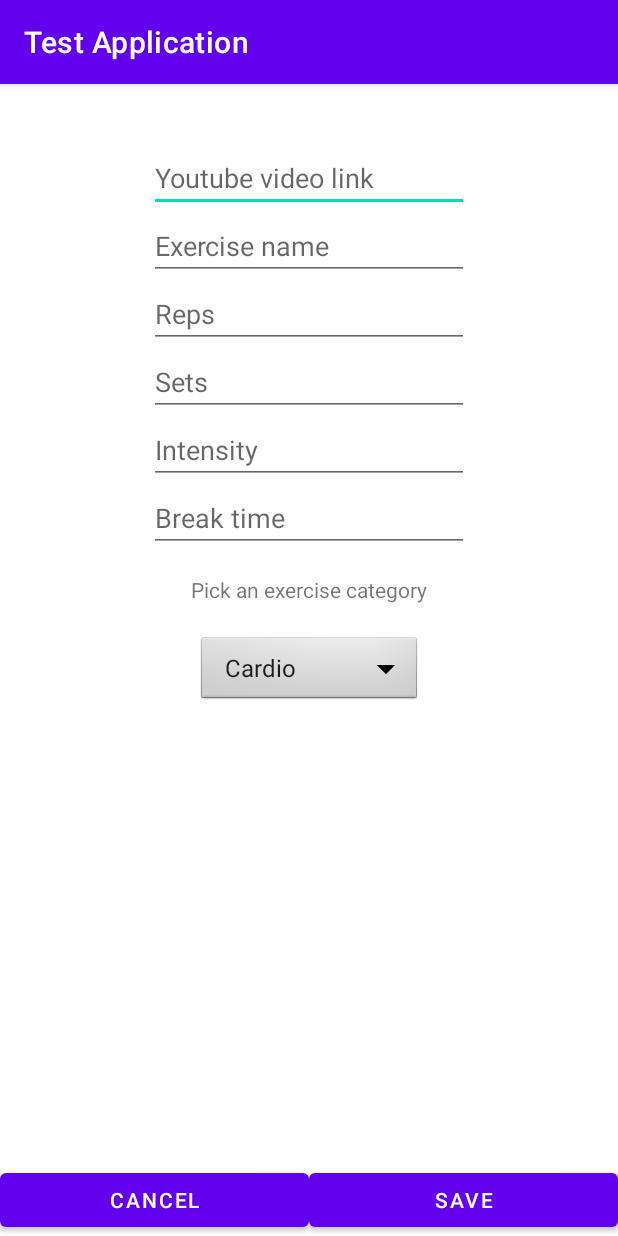
After one commit to SirBoopSnoop/Fitness_App, an Android app: the EditActivity screen opened directly, with no data from a screen before it, on a phone screen of 412 x 824 dp. The commit adds this screen. Run offline under Robolectric (Android 15) with nearby library versions, the phone set to English and light mode, and no system bars; our stand-ins replace Firebase (no records; nobody signed in at launch, a user with empty details on screens opened directly).

Commit message:
CRUD progress (Edit)

```diff
--- a/app/src/main/AndroidManifest.xml
+++ b/app/src/main/AndroidManifest.xml
@@ -22,6 +22,7 @@
         android:theme="@style/Theme.TestApplication"
         tools:targetApi="31">
         <activity android:name=".CreateActivity"/>
+        <activity android:name=".EditActivity"/>
         <activity android:name=".ViewExerciseActivity"/>
         <activity
             android:name=".MainActivity"
--- /dev/null
+++ b/app/src/main/java/com/example/testapplication/EditActivity.kt
@@ -0,0 +1,101 @@
+package com.example.testapplication
+
+import android.os.Bundle
+import android.widget.*
+import androidx.appcompat.app.AppCompatActivity
+import androidx.core.view.get
+import com.example.testapplication.databinding.ActivityCreateBinding
+import com.example.testapplication.databinding.ActivityEditBinding
+import com.google.firebase.database.FirebaseDatabase
+
+class EditActivity : AppCompatActivity() {
+
+    private lateinit var binding: ActivityEditBinding //defining the binding class
+
+    override fun onCreate(savedInstanceState: Bundle?) {
+        super.onCreate(savedInstanceState)
+        binding = ActivityEditBinding.inflate(layoutInflater)
+        setContentView(binding.root)
+
+        val dropdown : Spinner = binding.categoryDropdown
+        ArrayAdapter.createFromResource(
+            this,
+            R.array.category_list,
+            android.R.layout.simple_spinner_item
+        ).also { adapter ->
+            // Specify the layout to use when the list of choices appears
+            adapter.setDropDownViewResource(android.R.layout.simple_spinner_dropdown_item)
+            // Apply the adapter to the spinner
+            dropdown.adapter = adapter
+        }
+
+        val extras : Bundle? = intent.extras
+        if (extras != null) {
+            var value: String? = extras.getString("key")
+            val path = value.toString()
+            fillContents(path)
+        }
+
+        binding.saveButton.setOnClickListener {
+            updateExercise()
+        }
+
+        binding.cancelButton.setOnClickListener {
+            finish()
+        }
+    }
+
+    private fun updateExercise(){
+        val exerciseName = binding.exerciseName.text.toString()
+        val reps = binding.repsValue.text.toString().toInt()
+        val sets = binding.setsValue.text.toString().toInt()
+        val intensity = binding.intensityValue.text.toString().toDouble()
+        val breakTime = binding.breakTimeValue.text.toString().toInt()
+        val category = binding.categoryDropdown.selectedItem.toString()
+
+        val exercise = Exercise(exerciseName, null, reps, sets, null, intensity, breakTime, category, null)
+        val database = FirebaseDatabase.getInstance("https://fitnessapp-11fe0-default-rtdb.europe-west1.firebasedatabase.app/")
+        val testData = database.getReference("TestData")
+        testData.child(exerciseName).setValue(exercise).addOnSuccessListener {
+            Toast.makeText(this, "Successfully updated", Toast.LENGTH_SHORT).show()
+            finish()
+        }.addOnFailureListener { Toast.makeText(this, "Failed...", Toast.LENGTH_SHORT).show() }
+    }
+
+    private fun fillContents(path:String){
+        val database = FirebaseDatabase.getInstance("https://fitnessapp-11fe0-default-rtdb.europe-west1.firebasedatabase.app/").getReference("TestData")
+        database.child(path).get().addOnSuccessListener {
+
+            if(it.exists()){
+                val exerciseName = it.child("exerciseName").value.toString()
+                val breakTime = it.child("breakTime").value.toString()
+                val category = it.child("category").value.toString()
+                val intensity = it.child("intensity").value.toString()
+                val reps = it.child("reps").value.toString()
+                val sets = it.child("sets").value.toString()
+
+                binding.exerciseName.setText(exerciseName, TextView.BufferType.EDITABLE)
+                binding.breakTimeValue.setText(breakTime, TextView.BufferType.EDITABLE)
+                binding.repsValue.setText(reps, TextView.BufferType.EDITABLE)
+                binding.setsValue.setText(sets, TextView.BufferType.EDITABLE)
+                binding.intensityValue.setText(intensity, TextView.BufferType.EDITABLE)
+
+                val index : Int
+
+                when(category){
+                    "Cardio" -> index=0
+                    "Arms" -> index=1
+                    "Chest" -> index=2
+                    "Abs" -> index=3
+                    "Legs" -> index=4
+                    "Back" -> index=5
+                    else -> { index=0 }
+                }
+
+                binding.categoryDropdown.setSelection(index)
+
+            }
+        }
+    }
+
+}
--- a/app/src/main/java/com/example/testapplication/MainActivity.kt
+++ b/app/src/main/java/com/example/testapplication/MainActivity.kt
@@ -29,12 +29,12 @@ import java.util.regex.Pattern
 class MainActivity : AppCompatActivity(), NavigationView.OnNavigationItemSelectedListener {
 
     //Variables
-    lateinit var toolbar: Toolbar
-    lateinit var navigationView: NavigationView
-    lateinit var drawerLayout: DrawerLayout
-    lateinit var database : DatabaseReference
-    lateinit var exerciseList : ArrayList<Exercise>
-    lateinit var recyclerView : RecyclerView
+    private lateinit var toolbar: Toolbar
+    private lateinit var navigationView: NavigationView
+    private lateinit var drawerLayout: DrawerLayout
+    private lateinit var database : DatabaseReference
+    private lateinit var exerciseList : ArrayList<Exercise>
+    private lateinit var recyclerView : RecyclerView
 
     /*var exerciseList = getExerciseData()
     var adapter = ExerciseAdapter(exerciseList)*/
@@ -77,7 +77,9 @@ class MainActivity : AppCompatActivity(), NavigationView.OnNavigationItemSelecte
         }
 
         create_button.setOnClickListener {
-            Intent(this, CreateActivity::class.java).also{
+            Intent(this, EditActivity::class.java).also{
+                val value = "Hello"
+                it.putExtra("key", value)
                 startActivity(it)
             }
         }
--- /dev/null
+++ b/app/src/main/res/layout/activity_edit.xml
@@ -0,0 +1,143 @@
+<?xml version="1.0" encoding="utf-8"?>
+<androidx.constraintlayout.widget.ConstraintLayout
+    xmlns:android="http://schemas.android.com/apk/res/android"
+    xmlns:app="http://schemas.android.com/apk/res-auto"
+    xmlns:tools="http://schemas.android.com/tools"
+    android:layout_width="match_parent"
+    android:layout_height="match_parent">
+
+    <com.google.android.material.textfield.TextInputEditText
+        android:id="@+id/youtube_link"
+        android:layout_width="wrap_content"
+        android:layout_height="wrap_content"
+        android:layout_centerHorizontal="true"
+        android:ems="10"
+        android:hint="Youtube video link"
+        android:inputType="text"
+        android:layout_marginTop="40dp"
+        app:layout_constraintLeft_toLeftOf="parent"
+        app:layout_constraintRight_toRightOf="parent"
+        app:layout_constraintTop_toTopOf="parent" />
+
+    <com.google.android.material.textfield.TextInputEditText
+        android:id="@+id/exercise_name"
+        android:layout_width="wrap_content"
+        android:layout_height="wrap_content"
+        android:layout_centerHorizontal="true"
+        android:ems="10"
+        android:inputType="text"
+        android:hint="Exercise name"
+        app:layout_constraintTop_toBottomOf="@+id/youtube_link"
+        app:layout_constraintLeft_toLeftOf="parent"
+        app:layout_constraintRight_toRightOf="parent" />
+
+    <com.google.android.material.textfield.TextInputEditText
+        android:id="@+id/reps_value"
+        android:layout_width="wrap_content"
+        android:layout_height="wrap_content"
+        android:layout_centerHorizontal="true"
+        android:ems="10"
+        android:inputType="numberDecimal"
+        android:hint="Reps"
+        app:layout_constraintTop_toBottomOf="@+id/exercise_name"
+        app:layout_constraintLeft_toLeftOf="parent"
+        app:layout_constraintRight_toRightOf="parent" />
+
+
+    <com.google.android.material.textfield.TextInputEditText
+        android:id="@+id/sets_value"
+        android:layout_width="wrap_content"
+        android:layout_height="wrap_content"
+        android:layout_centerHorizontal="true"
+        android:ems="10"
+        android:inputType="numberDecimal"
+        android:hint="@string/sets"
+        app:layout_constraintTop_toBottomOf="@+id/reps_value"
+        app:layout_constraintLeft_toLeftOf="parent"
+        app:layout_constraintRight_toRightOf="parent"/>
+
+    <com.google.android.material.textfield.TextInputEditText
+        android:id="@+id/intensity_value"
+        android:layout_width="wrap_content"
+        android:layout_height="wrap_content"
+        android:layout_centerHorizontal="true"
+        android:ems="10"
+        android:inputType="numberDecimal"
+        android:hint="@string/intensity"
+        app:layout_constraintTop_toBottomOf="@+id/sets_value"
+        app:layout_constraintLeft_toLeftOf="parent"
+        app:layout_constraintRight_toRightOf="parent"/>
+
+    <com.google.android.material.textfield.TextInputEditText
+        android:id="@+id/break_time_value"
+        android:layout_width="wrap_content"
+        android:layout_height="wrap_content"
+        android:layout_centerHorizontal="true"
+        android:ems="10"
+        android:inputType="numberDecimal"
+        android:hint="@string/break_time"
+        app:layout_constraintTop_toBottomOf="@+id/intensity_value"
+        app:layout_constraintLeft_toLeftOf="parent"
+        app:layout_constraintRight_toRightOf="parent"/>
+
+    <Spinner
+        android:id="@+id/categoryDropdown"
+        android:layout_width="150dp"
+        android:layout_height="wrap_content"
+        android:background="@android:drawable/btn_dropdown"
+        android:layout_marginTop="20dp"
+        android:gravity="center"
+        android:spinnerMode="dropdown"
+        app:layout_constraintEnd_toEndOf="parent"
+        app:layout_constraintStart_toStartOf="parent"
+        app:layout_constraintTop_toBottomOf="@+id/exercise_category" />
+
+
+    <LinearLayout
+        android:id="@+id/linearLayout"
+        android:layout_width="fill_parent"
+        android:layout_height="wrap_content"
+        android:orientation="horizontal"
+        android:weightSum="2"
+        app:layout_constraintBottom_toBottomOf="parent"
+        app:layout_constraintEnd_toEndOf="parent"
+        app:layout_constraintStart_toStartOf="parent">
+
+        <Button
+            android:id="@+id/cancel_button"
+            android:layout_width="0dp"
+            android:layout_height="wrap_content"
+            android:layout_weight="1"
+            android:text="@string/cancel"
+            app:layout_constraintBottom_toBottomOf="parent"
+            app:layout_constraintEnd_toEndOf="parent"
+            app:layout_constraintTop_toTopOf="parent"
+            app:layout_constraintVertical_bias="1.0" />
+
+        <Button
+            android:id="@+id/save_button"
+            android:layout_width="0dp"
+            android:layout_height="wrap_content"
+            android:layout_weight="1"
+            android:text="@string/save"
+            app:layout_constraintBottom_toBottomOf="parent"
+            app:layout_constraintStart_toStartOf="parent"
+            app:layout_constraintTop_toTopOf="parent"
+            app:layout_constraintVertical_bias="1.0" />
+
+    </LinearLayout>
+
+    <TextView
+        android:id="@+id/exercise_category"
+        android:layout_width="wrap_content"
+        android:layout_height="wrap_content"
+        android:text="@string/exercise_category"
+        android:layout_marginTop="15dp"
+        app:layout_constraintTop_toBottomOf="@+id/break_time_value"
+        app:layout_constraintLeft_toLeftOf="parent"
+        app:layout_constraintRight_toRightOf="parent" />
+
+
+
+
+</androidx.constraintlayout.widget.ConstraintLayout>
--- a/app/src/main/res/values/strings.xml
+++ b/app/src/main/res/values/strings.xml
@@ -23,4 +23,13 @@
     <string name="legs">Legs</string>
     <string name="back">Back</string>
 
+    <string-array name="category_list">
+        <item>Cardio</item>
+        <item>Arms</item>
+        <item>Chest</item>
+        <item>Abs</item>
+        <item>Legs</item>
+        <item>Back</item>
+    </string-array>
+
 </resources>
```
